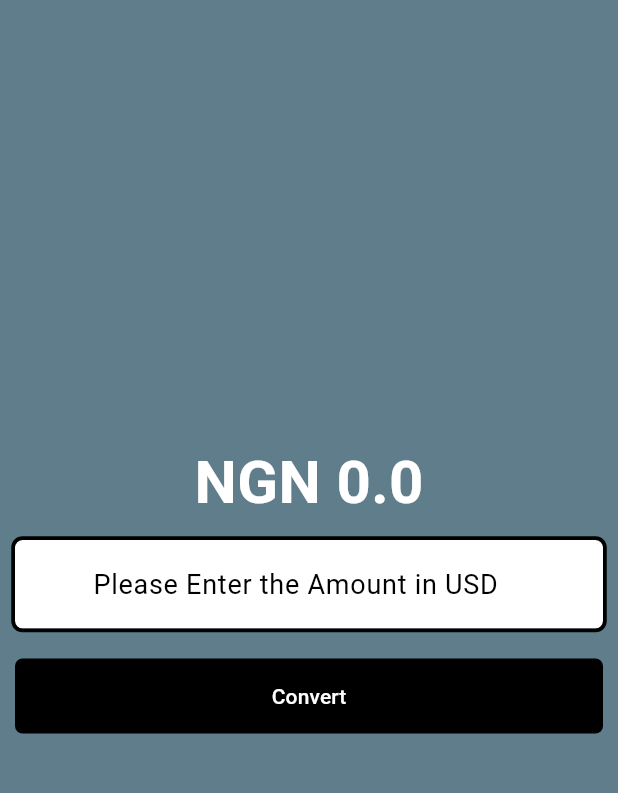
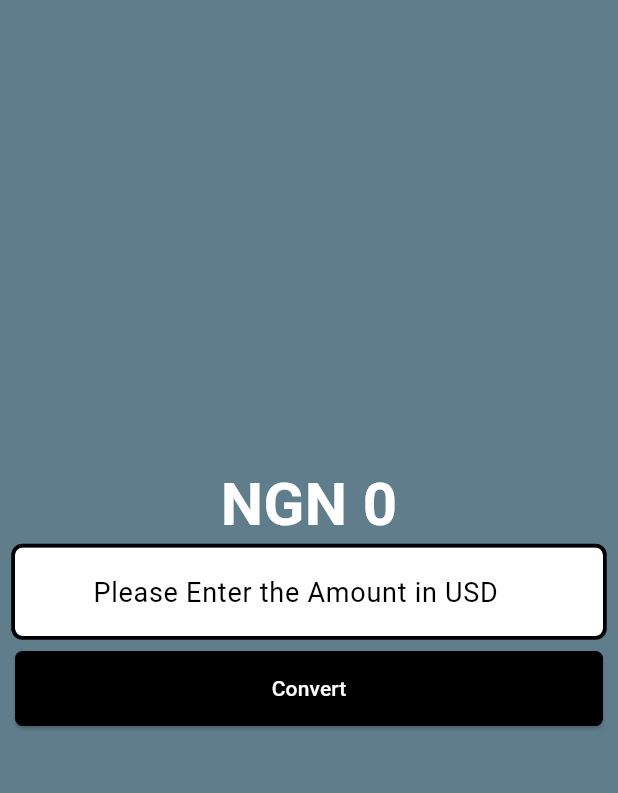
Before and after one commit to silvieee99/Currency-Converter-App, a Flutter app: the screen it shows after launch, after a tap on "Convert", on a phone screen of 412 x 824 dp, the part 66-859 px from its top. Run offline on Flutter 3.47's test engine with Material 3 defaults, Android fonts, the phone set to English and light mode, and no system bars.

```diff
--- a/lib/currency_converter_material_page.dart
+++ b/lib/currency_converter_material_page.dart
@@ -21,6 +21,19 @@ class _CurrencyConverterMaterialPageState
   //Don't call a controller in a buld function, it will slow it down or make it expensive
 
   final TextEditingController textEditingController = TextEditingController();
+  void convert() {
+    print(textEditingController.text);
+
+    setState(() {
+      result = double.parse(textEditingController.text) * 1500;
+    });
+  }
+
+  @override
+  void dispose() {
+    textEditingController.dispose();
+    super.dispose();
+  }
 
   //Init state is what gets executed before the build function
 
@@ -57,6 +70,8 @@ class _CurrencyConverterMaterialPageState
         centerTitle: true,
       ),
       body: Center(
+        child: Padding(
+          padding: const EdgeInsets.all(10.0),
           child: Column(
             mainAxisAlignment: MainAxisAlignment.center, //vertical center
             //crossAxisAlignment: CrossAxisAlignment.center, //Horizontal center
@@ -66,7 +81,8 @@ class _CurrencyConverterMaterialPageState
               Text(
                 // to convert int -> string = integervalue.toString()
                 //to convert string -> int = int.parse(Stringvalue)
-              'NGN $result',
+                //result!=0? -> this ternary operator means if result is not = 0 let result be in two decimal places
+                'NGN ${result != 0 ? result.toStringAsFixed(2) : result.toStringAsFixed(0)}', // This will summarize the result's decimal in two places
 
                 style: const TextStyle(
                   color: Colors.white,
@@ -77,10 +93,7 @@ class _CurrencyConverterMaterialPageState
               //Container
               //Padding
               //right click on textfield, refactor and select wrap with padding
-            Container(
-              padding: const EdgeInsets.all(10.0),
-              //margin: const EdgeInsets.all(8.0),
-              child: TextField(
+              TextField(
                 controller: textEditingController,
                 //You can't add const to a parent widget, "Input Decoration" for example
                 style: const TextStyle(color: Colors.black),
@@ -99,26 +112,18 @@ class _CurrencyConverterMaterialPageState
                   //signed: true,
                 ),
               ),
-            ),
+              const SizedBox(height: 10),
               //Types of button in material design - 1. Raised 2. Appears like a Text (Text Button)
-            Padding(
-              padding: const EdgeInsets.all(10.0),
-              child: TextButton(
+              ElevatedButton(
                 //Pass a void function
-                onPressed: () {
+                onPressed: convert,
+
                 /* if (kDebugMode) {
                     print('clicked me');
                   } */
-                  print(textEditingController.text);
                 //double.parse converts the string to a double
-
-                  setState(() {
-                    result = double.parse(textEditingController.text) * 1500;
-                  });
                 //call the build function here
                 //build(context);
-                },
-
                 style: TextButton.styleFrom(
                   backgroundColor: Colors.black,
                   foregroundColor: Colors.white,
@@ -130,7 +135,6 @@ class _CurrencyConverterMaterialPageState
                 ),
                 //This child text should always be at the end, It's best practice
                 child: const Text('Convert'),
-              ),
               ),
 
               //borderRadius: BorderRadius.all(Radius.circular(60)),
@@ -158,6 +162,7 @@ class _CurrencyConverterMaterialPageState
             ],
           ),
         ),
+      ),
     );
     //return const Scaffold();
   }
@@ -173,3 +178,4 @@ class CurrencyConverterMaterialpagee extends StatelessWidget {
 
   }
 } */
+//A constant behind a widget simply means the widget doesn't need a rebuild
--- a/lib/main.dart
+++ b/lib/main.dart
@@ -1,13 +1,16 @@
 /* Widgets are the building blocks of an APP's interface, they're responsible for
 describing what the UI of an APP should be like  */
+import 'package:currency_converter/currency_converter_cupertino_page.dart';
 import 'package:currency_converter/currency_converter_material_page.dart';
 //Relative importing
 //import './currency_converter_materialPage.dart';
 import 'package:flutter/material.dart';
-//import 'package:flutter/cupertino.dart'; - for iOS
+import 'package:flutter/cupertino.dart'; //- for iOS
 
 void main() {
+  //to run the material app , run the code below;
   runApp(const MyApp());
+  //runApp(const MyCupertinoApp());
 }
 
 //Types of widget
@@ -33,3 +36,11 @@ class MyApp extends StatelessWidget {
 //TYPES OF DESIGN
 //1. Material design - created by google
 //2. Cupertino design - created by apple
+class MyCupertinoApp extends StatelessWidget {
+  const MyCupertinoApp({super.key});
+
+  @override
+  Widget build(BuildContext context) {
+    return const CupertinoApp(home: CurrencyConverterCupertinoPage());
+  }
+}
```
Also changed, not shown: lib/currency_converter_cupertino_page.dart (added, +97 -0 lines). Lines whose indentation alone changed are shown as unchanged.
